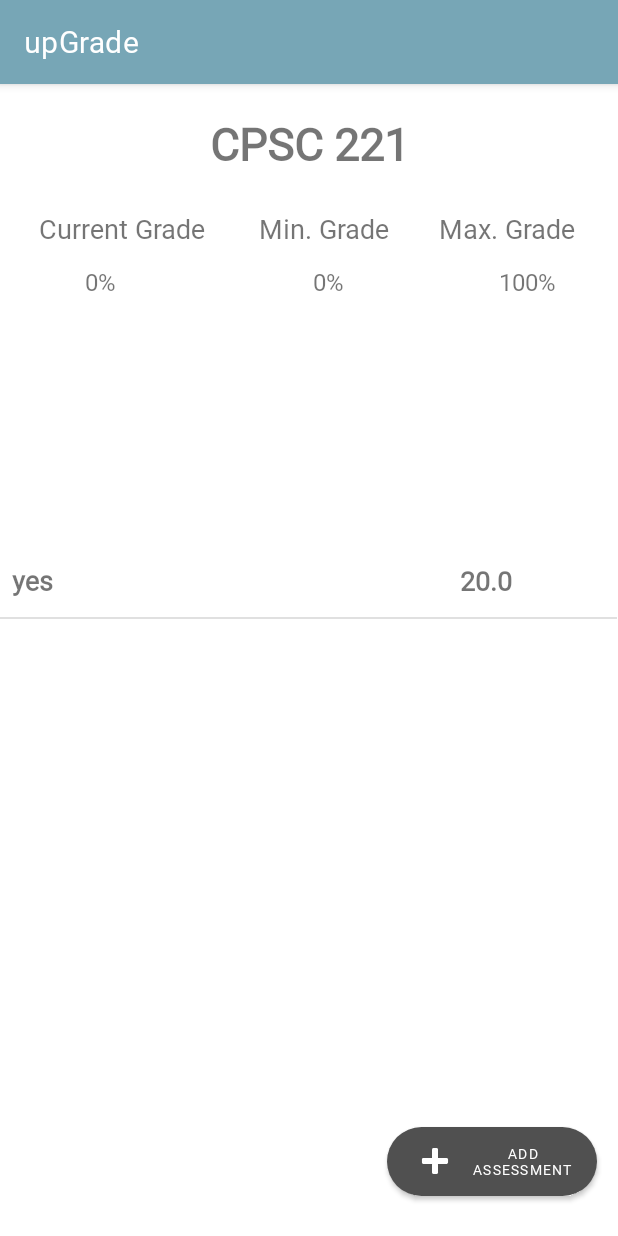
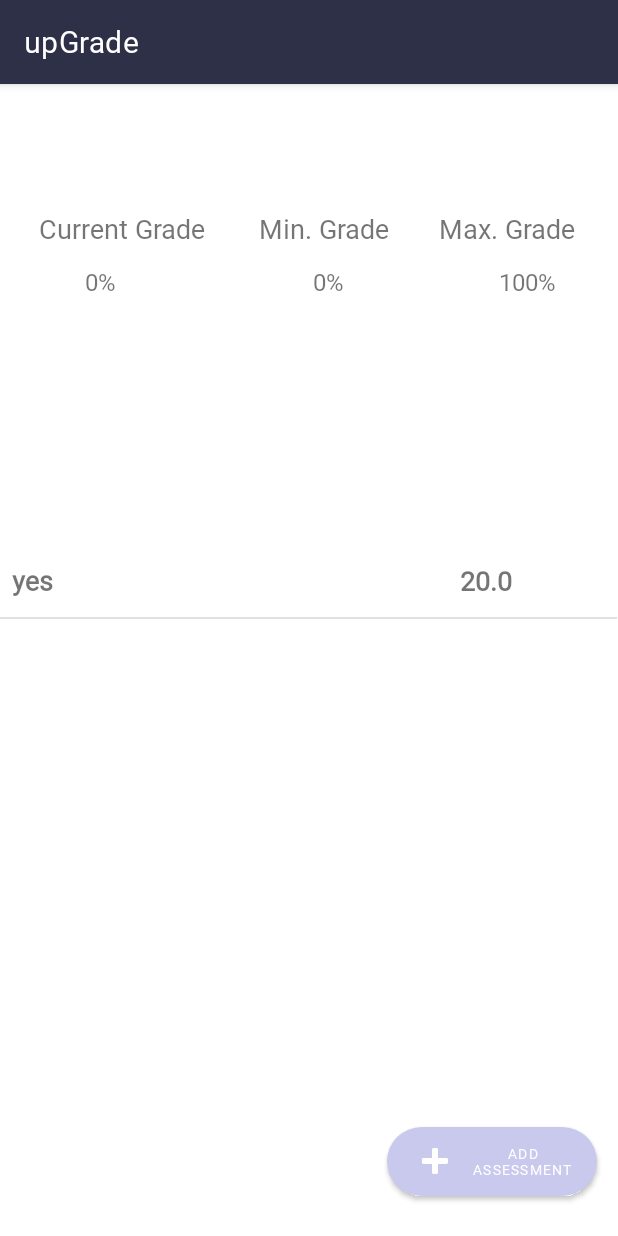
Before and after one commit to Lallit-N/upGrade, an Android app: the screen it shows after launch (CourseActivity), after a tap on "CPSC 221", on a phone screen of 412 x 824 dp. Run offline under Robolectric (Android 15) with nearby library versions, the phone set to English and light mode, and no system bars.

Commit message:
updated colors

```diff
--- a/app/src/main/res/layout/activity_main.xml
+++ b/app/src/main/res/layout/activity_main.xml
@@ -20,7 +20,7 @@
         android:layout_width="140dp"
         android:layout_height="58dp"
         android:text="Add Course"
-        app:backgroundTint="#505050"
+        app:backgroundTint="#C8C9ED"
         app:cornerRadius="90dp"
         app:icon="@android:drawable/ic_input_add"
         app:layout_constraintBottom_toBottomOf="parent"
--- a/app/src/main/res/layout/activity_secondary.xml
+++ b/app/src/main/res/layout/activity_secondary.xml
@@ -11,7 +11,7 @@
         android:layout_height="58dp"
         android:text="Add Assessment"
         android:textSize="9sp"
-        app:backgroundTint="#505050"
+        app:backgroundTint="#C8C9ED"
         app:cornerRadius="90dp"
         app:icon="@android:drawable/ic_input_add"
         app:layout_constraintBottom_toBottomOf="parent"
@@ -41,8 +41,9 @@
         android:layout_width="167dp"
         android:layout_height="47dp"
         android:layout_marginTop="16dp"
+        android:gravity="center"
         android:text="Course"
-        android:gravity="center"
+        android:textColor="#FFFFFF"
         android:textSize="30sp"
         android:textStyle="bold"
         app:layout_constraintEnd_toEndOf="parent"
--- a/app/src/main/res/values/colors.xml
+++ b/app/src/main/res/values/colors.xml
@@ -1,8 +1,8 @@
 <?xml version="1.0" encoding="utf-8"?>
 <resources>
     <color name="purple_200">#FFBB86FC</color>
-    <color name="app_color">#77A6B6</color>
-    <color name="notification_bar">#4D7298</color>
+    <color name="app_color">#2D3047</color>
+    <color name="notification_bar">#B6C3CF</color>
     <color name="highlight_color">#D0EFB1</color>
     <color name="teal_700">#FF018786</color>
     <color name="text_colour">#FF000000</color>
```
